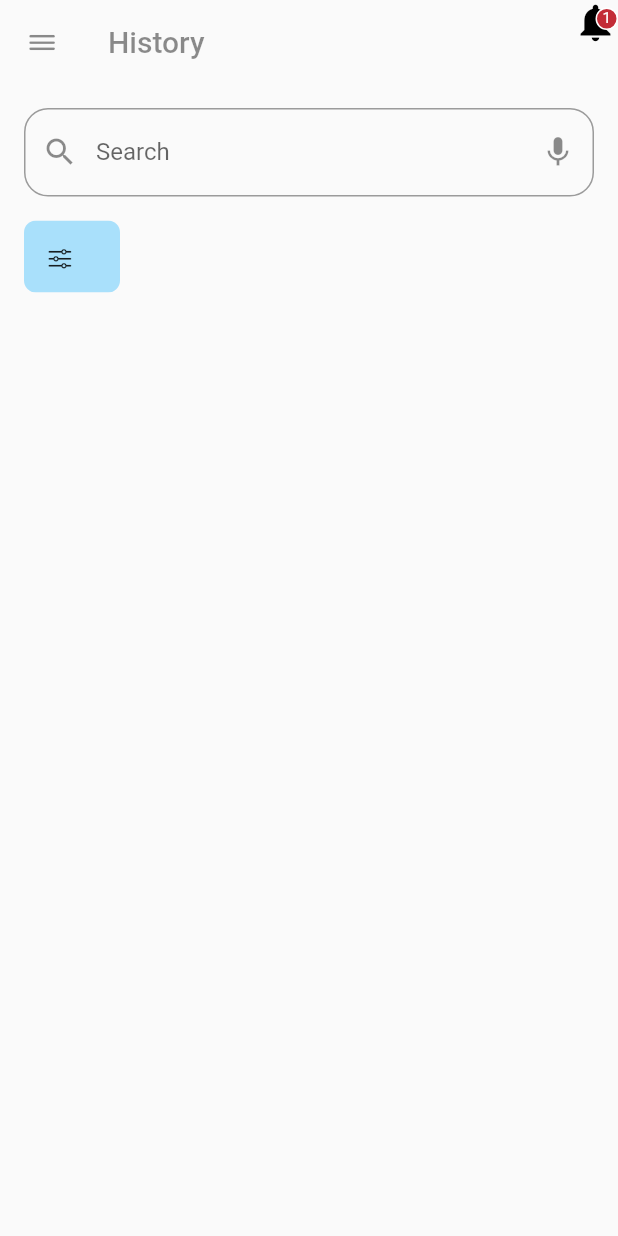
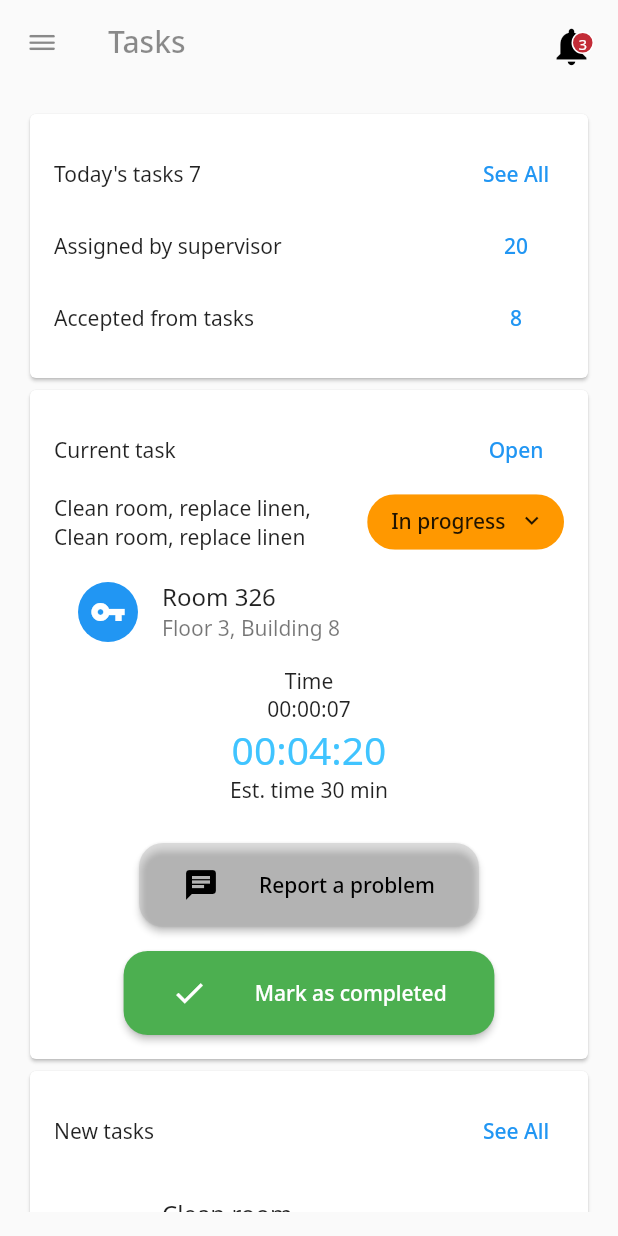
Before and after one commit to mazud21/booking_ninjas, a Flutter app: the screen it shows after launch, on a phone screen of 412 x 824 dp. Run offline on Flutter 3.47's test engine with Material 2 defaults, Android fonts, the phone set to English and light mode, and no system bars; our stand-ins replace get, google_fonts.

Commit message:
add UI curret_task

```diff
--- a/lib/main.dart
+++ b/lib/main.dart
@@ -1,6 +1,7 @@
 import 'package:booking_ninjas/route/routes.dart';
 import 'package:flutter/material.dart';
 import 'package:get/get_navigation/src/root/get_material_app.dart';
+import 'package:google_fonts/google_fonts.dart';
 
 void main() {
   runApp(const MyApp());
@@ -16,8 +17,11 @@ class MyApp extends StatelessWidget {
       title: 'Flutter Demo',
       theme: ThemeData(
         primarySwatch: Colors.blue,
+        textTheme: GoogleFonts.notoSansTextTheme(
+          Theme.of(context).textTheme
+        )
       ),
-      initialRoute: '/history',
+      initialRoute: '/tasks',
       getPages: Routes.routes,
     );
   }
--- a/lib/route/routes.dart
+++ b/lib/route/routes.dart
@@ -1,10 +1,12 @@
 import 'package:booking_ninjas/view/history.dart';
 import 'package:booking_ninjas/view/login.dart';
 import 'package:booking_ninjas/view/login_signup.dart';
+import 'package:booking_ninjas/view/tasks.dart';
 import 'package:get/get_navigation/src/routes/get_route.dart';
 
 import '../test/test.dart';
 import '../view/account_verification.dart';
+import '../view/current_task.dart';
 import '../view/forgot_password.dart';
 import '../view/new_password.dart';
 import '../view/password_reset.dart';
@@ -63,6 +65,14 @@ class Routes{
       name: '/history',
       page: () => History(),
       //binding: DataBindings(),
+    ),GetPage(
+      name: '/tasks',
+      page: () => Tasks(),
+      //binding: DataBindings(),
+    ),GetPage(
+      name: '/currentTask',
+      page: () => const CurrentTask(getSecond: 0,),
+      //binding: DataBindings(),
     ),
 
   ];
--- /dev/null
+++ b/lib/view/tasks.dart
@@ -0,0 +1,329 @@
+import 'dart:async';
+
+import 'package:booking_ninjas/view/current_task.dart';
+import 'package:flutter/cupertino.dart';
+import 'package:flutter/material.dart';
+import 'package:get/get.dart';
+
+import '../widgets/stopwatch.dart';
+
+class Tasks extends StatefulWidget {
+  @override
+  _TasksState createState() => _TasksState();
+}
+
+class _TasksState extends State<Tasks> {
+  Widget myAppBarIcon() {
+    return Container(
+      width: 30,
+      height: 30,
+      child: Stack(
+        children: [
+          Icon(
+            Icons.notifications,
+            color: Colors.black,
+            size: 30,
+          ),
+          Container(
+            width: 30,
+            height: 30,
+            alignment: Alignment.topRight,
+            margin: EdgeInsets.only(top: 5),
+            child: Container(
+              width: 15,
+              height: 15,
+              decoration: BoxDecoration(
+                  shape: BoxShape.circle,
+                  color: Color(0xffc32c37),
+                  border: Border.all(color: Colors.white, width: 1)),
+              child: Padding(
+                padding: const EdgeInsets.all(0.0),
+                child: Center(
+                  child: Text(
+                    /*_counter.toString()*/
+                    '3',
+                    style: TextStyle(fontSize: 10, color: Colors.white),
+                  ),
+                ),
+              ),
+            ),
+          ),
+        ],
+      ),
+    );
+  }
+
+  late Timer _timer;
+  int firstSecond = 0;
+
+  @override
+  void initState() {
+    // TODO: implement initState
+    super.initState();
+    incrementSecond();
+  }
+
+  incrementSecond(){
+    _timer = Timer.periodic(const Duration(seconds: 1), (Timer t) {
+      setState(() {
+        firstSecond++;
+      });
+    });
+  }
+
+  @override
+  Widget build(BuildContext context) {
+    return Scaffold(
+      appBar: AppBar(
+        leading: Icon(CupertinoIcons.bars, color: Colors.black45),
+        title: Text(
+          'Tasks',
+          style: TextStyle(fontWeight: FontWeight.w500, color: Colors.black45),
+        ),
+        elevation: 0,
+        backgroundColor: Colors.transparent,
+        actions: [Padding(padding: EdgeInsets.all(16), child: myAppBarIcon())],
+      ),
+      body: Container(
+        padding: EdgeInsets.all(16),
+        child: ListView(
+          children: [
+            Card(
+              child: Padding(
+                padding: EdgeInsets.all(16),
+                child: Column(
+                  children: [
+                    Row(
+                      mainAxisAlignment: MainAxisAlignment.spaceBetween,
+                      children: [
+                        Text('Today\'s tasks $firstSecond'),
+                        TextButton(
+                          onPressed: () => null,
+                          child: Text('See All'),
+                        )
+                      ],
+                    ),
+                    Row(
+                      mainAxisAlignment: MainAxisAlignment.spaceBetween,
+                      children: [
+                        Text('Assigned by supervisor'),
+                        TextButton(
+                          onPressed: () => null,
+                          child: Text('20'),
+                        )
+                      ],
+                    ),
+                    Row(
+                      mainAxisAlignment: MainAxisAlignment.spaceBetween,
+                      children: [
+                        Text('Accepted from tasks'),
+                        TextButton(
+                          onPressed: () => null,
+                          child: Text('8'),
+                        )
+                      ],
+                    )
+                  ],
+                ),
+              ),
+            ),
+            Card(
+              child: Padding(
+                padding: EdgeInsets.all(16),
+                child: Column(
+                  children: [
+                    Row(
+                      mainAxisAlignment: MainAxisAlignment.spaceBetween,
+                      children: [
+                        Text('Current task'),
+                        TextButton(
+                          onPressed: () => null,
+                          child: Text('Open'),
+                        )
+                      ],
+                    ),
+                    Row(
+                      mainAxisAlignment: MainAxisAlignment.spaceBetween,
+                      children: [
+                        Flexible(child: Text('Clean room, replace linen, Clean room, replace linen')),
+                        Chip(
+                          label: Text('In progress'),
+                          padding: EdgeInsets.fromLTRB(8, 8, 12, 10),
+                          backgroundColor: Colors.orange,
+                          deleteIcon: Icon(Icons.keyboard_arrow_down),
+                          onDeleted: () {
+                          },
+                        ),
+                      ],
+                    ),
+                    ListTile(
+                      leading: ClipRRect(
+                        borderRadius: BorderRadius.circular(100),
+                        child: Container(
+                          padding: EdgeInsets.all(8),
+                            color: Colors.blue,
+                            child: Icon(Icons.vpn_key, color: Colors.white,)),
+                      ),
+                      title: Text('Room 326'),
+                      subtitle: Text('Floor 3, Building 8'),
+                      //dense: true,
+                    ),
+                    Column(
+                      children: [
+                        Text('Time'),
+                        FlutterStopWatch(counterGet: firstSecond,),
+                        Text('00:04:20', style: TextStyle(fontSize: 26, color: Colors.lightBlueAccent),),
+                        Text('Est. time 30 min'),
+                        SizedBox(
+                          height: 26,
+                        ),
+                        SizedBox(
+                          width: MediaQuery.of(context).size.width * 0.55,
+                          child: ElevatedButton(
+                              style: ElevatedButton.styleFrom(
+                                primary: Color.fromRGBO(
+                                    167, 167, 167, 0.33529411764705882),
+                                padding: EdgeInsets.all(16),
+                                shape: RoundedRectangleBorder(
+                                  borderRadius: BorderRadius.circular(16),
+                                ),
+                              ),
+                              onPressed: () => /*Get.to(Login())*/null,
+                              child: Row(
+                                mainAxisAlignment: MainAxisAlignment.spaceAround,
+                                children: [
+                                  Icon(Icons.chat,color: Colors.black,),
+                                  Text('Report a problem', style: TextStyle(color: Colors.black),)
+                                ],
+                              )
+                          ),
+                        ),
+                        SizedBox(
+                          height: 16,
+                        ),
+                        SizedBox(
+                          width: MediaQuery.of(context).size.width * 0.6,
+                          child: ElevatedButton(
+                              style: ElevatedButton.styleFrom(
+                                primary: Colors.green,
+                                padding: EdgeInsets.all(16),
+                                shape: RoundedRectangleBorder(
+                                  borderRadius: BorderRadius.circular(16),
+                                ),
+                              ),
+                              onPressed: () => Get.to(CurrentTask(getSecond: firstSecond,)),
+                              child: Row(
+                                mainAxisAlignment: MainAxisAlignment.spaceAround,
+                                children: [
+                                  Icon(Icons.check),
+                                  Text('Mark as completed')
+                                ],
+                              )
+                          ),
+                        ),
+                      ],
+                    )
+                  ],
+                ),
+              ),
+            ),
+            Card(
+              child: Padding(
+                padding: EdgeInsets.fromLTRB(16, 16, 0, 16),
+                child: Column(
+                  children: [
+                    Padding(
+                      padding: EdgeInsets.only(right: 16),
+                      child: Row(
+                        mainAxisAlignment: MainAxisAlignment.spaceBetween,
+                        children: [
+                          Text('New tasks'),
+                          TextButton(
+                            onPressed: () => null,
+                            child: Text('See All'),
+                          ),
+                        ],
+                      ),
+                    ),
+                    ListView.builder(
+                      shrinkWrap: true,
+                      physics: NeverScrollableScrollPhysics(),
+                      itemCount: 3,
+                      itemBuilder: (context, index) {
+                        return Column(
+                          crossAxisAlignment: CrossAxisAlignment.start,
+                          children: [
+                            SizedBox(
+                              height: 16,
+                            ),
+                            ListTile(
+                              onTap: () => null,
+                              leading: Image.asset('assets/images/broom.png'),
+                              title: Text('Clean room'),
+                              //subtitle: Text('Room 475, Floor 4, Building 8'),
+                              subtitle: Column(
+                                crossAxisAlignment: CrossAxisAlignment.start,
+                                children: [
+                                  Text('Room 475, Floor 4, Building 8'),
+                                  SizedBox(
+                                    height: 16,
+                                  ),
+                                  Row(
+                                    mainAxisAlignment: MainAxisAlignment.spaceAround,
+                                    crossAxisAlignment: CrossAxisAlignment.start,
+                                    children: [
+                                      SizedBox(
+                                        width: MediaQuery.of(context).size.width*0.25,
+                                        height: MediaQuery.of(context).size.height*0.05,
+                                        child: ElevatedButton(
+                                            style: ElevatedButton.styleFrom(
+                                              primary: Colors.green,
+                                              shape: RoundedRectangleBorder(
+                                                borderRadius: BorderRadius.circular(16),
+                                              ),
+                                            ),
+                                            onPressed: () => /*Get.to(Login())*/null,
+                                            child: Text('Accept')
+                                        ),
+                                      ),
+                                      SizedBox(
+                                        width: MediaQuery.of(context).size.width*0.25,
+                                        height: MediaQuery.of(context).size.height*0.05,
+                                        child: ElevatedButton(
+                                            style: ElevatedButton.styleFrom(
+                                              primary: Colors.red,
+                                              shape: RoundedRectangleBorder(
+                                                borderRadius: BorderRadius.circular(16),
+                                              ),
+                                            ),
+                                            onPressed: () => /*Get.to(Login())*/null,
+                                            child: Text('Decline')
+                                        ),
+                                      ),
+                                    ],
+                                  ),
+                                  SizedBox(
+                                    height: 8,
+                                  ),
+                                ],
+                              ),
+                            ),
+                            Divider(
+                              height: 0.1,
+                              color: Color.fromRGBO(205, 205, 205, 1.0),
+                            )
+                          ],
+                        );
+                      },
+                    )
+                  ],
+                ),
+              ),
+            ),
+          ],
+        ),
+      ),
+    );
+  }
+
+}
--- /dev/null
+++ b/lib/widgets/stopwatch.dart
@@ -0,0 +1,94 @@
+import 'dart:async';
+
+import 'package:flutter/material.dart';
+
+class FlutterStopWatch extends StatefulWidget {
+
+  final counterGet;
+
+  FlutterStopWatch({this.counterGet});
+
+  @override
+  _FlutterStopWatchState createState() => _FlutterStopWatchState();
+}
+
+class _FlutterStopWatchState extends State<FlutterStopWatch> {
+  bool flag = true;
+  late Stream<int> timerStream;
+  late StreamSubscription<int> timerSubscription;
+  String hoursStr = '00';
+  String minutesStr = '00';
+  String secondsStr = '00';
+
+  late StreamController<int> streamController;
+  late Timer timer;
+  int counter = 0;
+
+  Stream<int> stopWatchStream() {
+    Duration timerInterval = const Duration(seconds: 1);
+    //int counter = 0;
+
+    void stopTimer() {
+      if (timer != null) {
+        timer.cancel();
+        counter = 0;
+        streamController.close();
+      }
+    }
+
+    void tick(_) {
+      counter++;
+      streamController.add(counter);
+      if (!flag) {
+        stopTimer();
+      }
+    }
+
+    void startTimer() {
+      timer = Timer.periodic(timerInterval, tick);
+    }
+
+    streamController = StreamController<int>(
+      onListen: startTimer,
+      onCancel: stopTimer,
+      onResume: startTimer,
+      onPause: stopTimer,
+    );
+
+    return streamController.stream;
+  }
+
+  @override
+  void initState() {
+    // TODO: implement initState
+    super.initState();
+    counter = widget.counterGet;
+
+    startTime();
+  }
+
+  @override
+  Widget build(BuildContext context) {
+    return Text(
+      "$hoursStr:$minutesStr:$secondsStr",
+    );
+  }
+
+  startTime(){
+    timerStream = stopWatchStream();
+    timerSubscription = timerStream.listen((int newTick) {
+      setState(() {
+        hoursStr = ((newTick / (60 * 60)) % 60)
+            .floor()
+            .toString()
+            .padLeft(2, '0');
+        minutesStr = ((newTick / 60) % 60)
+            .floor()
+            .toString()
+            .padLeft(2, '0');
+        secondsStr = (newTick % 60).floor().toString().padLeft(2, '0');
+      });
+    });
+  }
+
+}
--- a/pubspec.yaml
+++ b/pubspec.yaml
@@ -52,6 +52,7 @@ dependencies:
   shared_preferences: ^2.0.15
 
   #other
+  google_fonts: ^3.0.1
 
 dev_dependencies:
   flutter_test:
```
Also changed, not shown: lib/view/current_task.dart (added, +147 -0 lines), assets/images/broom.png (added), pubspec.lock, 1 other file.
